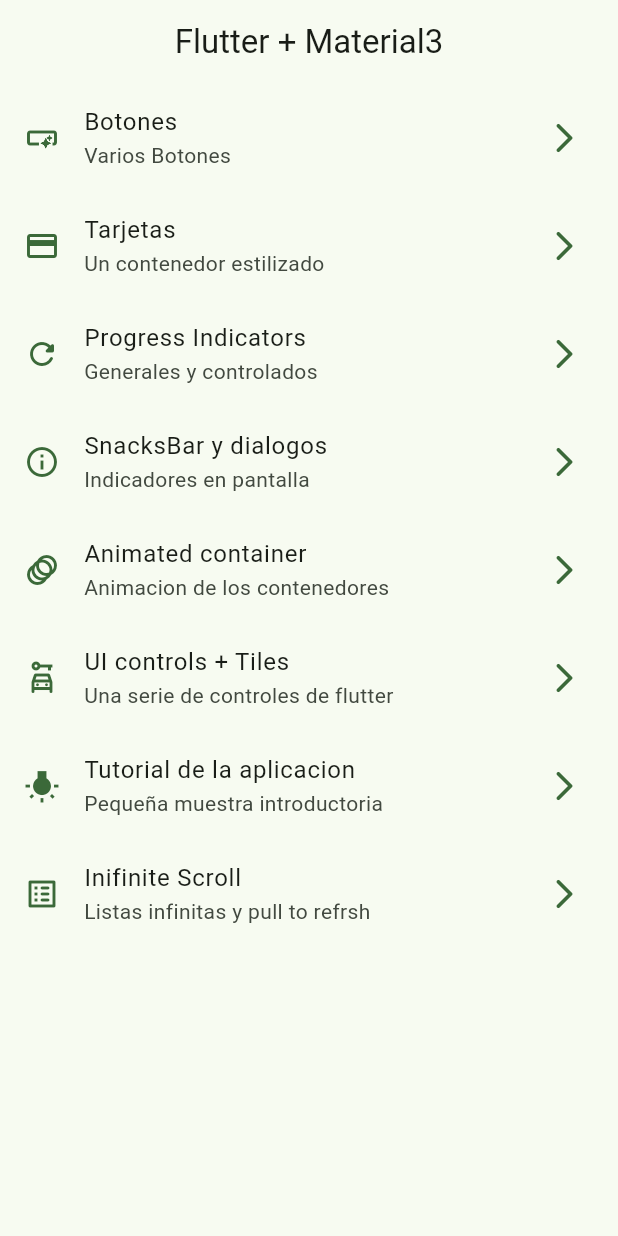
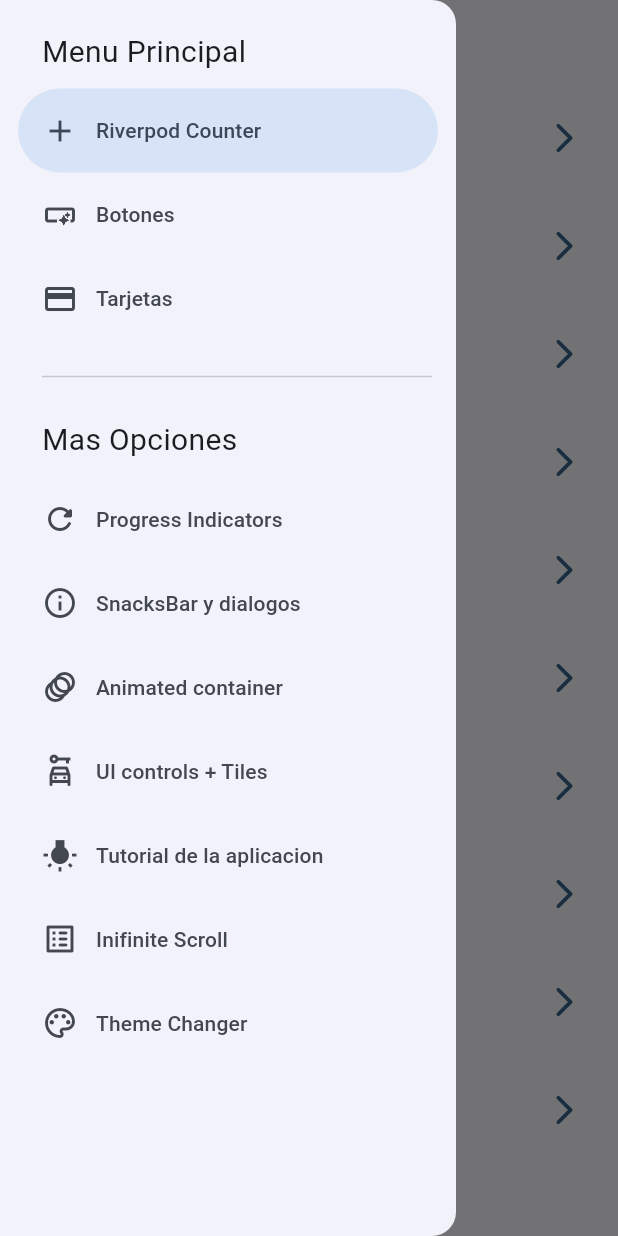
Before and after one commit to kvzon1984/curso-flutter, a Flutter app: the screen it shows after launch, with the side drawer open (before the commit the screen has no drawer), on a phone screen of 412 x 824 dp. Run offline on Flutter 3.47's test engine with Material 2 defaults, Android fonts, the phone set to English and light mode, and no system bars; our stand-ins replace animate_do, dio, flutter_riverpod, go_router, video_player.

Commit message:
Dark y corlors theme listos

```diff
--- a/widgets_app/lib/config/menu/menu_items.dart
+++ b/widgets_app/lib/config/menu/menu_items.dart
@@ -16,6 +16,12 @@ class MenuItem {
 }
 
 const appMenuItems = <MenuItem>[
+  MenuItem(
+    title: 'Riverpod Counter',
+    subTitle: 'Introduccion a riverpod',
+    link: '/counter-river',
+    icon: Icons.add
+  ),
   MenuItem(
     title: 'Botones',
     subTitle: 'Varios Botones',
@@ -64,4 +70,10 @@ const appMenuItems = <MenuItem>[
     link: '/infinite',
     icon: Icons.list_alt_rounded
   ),
+  MenuItem(
+    title: 'Theme Changer',
+    subTitle: 'Cambiar tema aplicacion',
+    link: '/theme_changer',
+    icon: Icons.color_lens_outlined
+  ),
 ];
--- a/widgets_app/lib/config/router/app_router.dart
+++ b/widgets_app/lib/config/router/app_router.dart
@@ -50,5 +50,15 @@ final appRouter = GoRouter(
       path: '/ui-controls',
       builder: (context, state) => const UiControlsScreen(),
     ),
+    GoRoute(
+      name: CounterScreen.name,
+      path: '/counter-river',
+      builder: (context, state) => const CounterScreen(),
+    ),
+    GoRoute(
+      name: ThemeChangerScreen.name,
+      path: '/theme_changer',
+      builder: (context, state) => const ThemeChangerScreen(),
+    ),
   ],
 );
--- a/widgets_app/lib/config/theme/app_theme.dart
+++ b/widgets_app/lib/config/theme/app_theme.dart
@@ -1,29 +1,36 @@
 import 'package:flutter/material.dart';
 
 const colorList = <Color>[
-  Colors.black,
-  Colors.white,
-  Colors.blueGrey,
   Colors.blue,
-  Colors.amber,
-  Colors.red,
-  Colors.brown,
   Colors.teal,
   Colors.green,
+  Colors.red,
+  Colors.purple,
+  Colors.deepPurple,
+  Colors.orange,
+  Colors.pink,
+  Colors.pinkAccent,
+  Colors.blueGrey,
+  Colors.amber,
+  Colors.lightBlue,
+
 
 ];
 
 class AppTheme {
   final int selectedColor;
+  final bool isDarkMode;
 
   AppTheme({
-    this.selectedColor = 0
+    this.selectedColor = 0,
+    this.isDarkMode = false,
   }): assert(selectedColor >= 0, 'Selected color must be greater then 0'),
       assert(selectedColor < colorList.length,
         'Selected color must be less or equal than ${colorList.length - 1}');
 
   ThemeData getTheme() => ThemeData(
     useMaterial3: true,
+    brightness: isDarkMode ? Brightness.dark : Brightness.light,
     colorSchemeSeed: colorList[ selectedColor ],
     appBarTheme: const AppBarTheme(
       centerTitle: true,
--- a/widgets_app/lib/main.dart
+++ b/widgets_app/lib/main.dart
@@ -1,21 +1,33 @@
 import 'package:flutter/material.dart';
+import 'package:flutter_riverpod/flutter_riverpod.dart';
+import 'package:widgets_app/presentation/providers/theme_provider.dart';
 import 'config/theme/app_theme.dart';
 import 'package:widgets_app/config/router/app_router.dart';
 
 void main() {
-  runApp(const MainApp());
+  runApp(
+    const ProviderScope(
+      child: MainApp()
+    ));
 }
 
-class MainApp extends StatelessWidget {
+class MainApp extends ConsumerWidget {
   const MainApp({super.key});
 
   @override
-  Widget build(BuildContext context) {
+  Widget build(BuildContext context, WidgetRef ref) {
+
+    final selectedColor = ref.watch(selectedIndexColorProvider);
+    final isDarkMode = ref.watch(isDarkModeProvider);
+
     return MaterialApp.router(
       title: 'Flutter Widgets',
       routerConfig: appRouter,
       debugShowCheckedModeBanner: false,
-      theme: AppTheme(selectedColor: 8).getTheme(),
+      theme: AppTheme(
+        selectedColor: selectedColor,
+        isDarkMode: isDarkMode
+        ).getTheme(),
     );
   }
 }
--- /dev/null
+++ b/widgets_app/lib/presentation/providers/counter_provider.dart
@@ -0,0 +1,3 @@
+import 'package:flutter_riverpod/flutter_riverpod.dart';
+
+final counterProvider = StateProvider<int>((ref) => 5);
--- /dev/null
+++ b/widgets_app/lib/presentation/providers/theme_provider.dart
@@ -0,0 +1,10 @@
+
+import 'package:flutter_riverpod/flutter_riverpod.dart';
+import 'package:widgets_app/config/theme/app_theme.dart';
+
+// Listado de colores inmutables el Provider lo hace inmutable pero accedsible a los demas por el ref
+final colorListProvider = Provider((ref) => colorList);
+
+final StateProvider<bool> isDarkModeProvider = StateProvider<bool>((ref) => false);
+
+final selectedIndexColorProvider = StateProvider((ref) => 0);
--- a/widgets_app/lib/presentation/screens/home/home_screens.dart
+++ b/widgets_app/lib/presentation/screens/home/home_screens.dart
@@ -1,6 +1,7 @@
 import 'package:flutter/material.dart';
 import 'package:go_router/go_router.dart';
 import '../../../config/menu/menu_items.dart';
+import '../../widgets/drawer_menu.dart';
 
 class HomeScreens extends StatelessWidget {
 
@@ -10,11 +11,14 @@ class HomeScreens extends StatelessWidget {
 
   @override
   Widget build(BuildContext context) {
+    final scaffoldKey = GlobalKey<ScaffoldState>();
     return Scaffold(
+      key: scaffoldKey,
       appBar: AppBar(
         title: const Text('Flutter + Material3'),
       ),
       body: const _HomeView(),
+      drawer: DrewerMenu(scaffoldKey: scaffoldKey),
     );
   }
 }
--- a/widgets_app/lib/presentation/screens/screens.dart
+++ b/widgets_app/lib/presentation/screens/screens.dart
@@ -2,8 +2,10 @@ export 'package:widgets_app/presentation/screens/animated/animated_screen.dart';
 export 'package:widgets_app/presentation/screens/app_tutorial/app_tutorial_screen.dart';
 export 'package:widgets_app/presentation/screens/buttons/buttons_screen.dart';
 export 'package:widgets_app/presentation/screens/cards/cards_screen.dart';
+export 'package:widgets_app/presentation/screens/counter/counter_screen.dart';
 export 'package:widgets_app/presentation/screens/home/home_screens.dart';
 export 'package:widgets_app/presentation/screens/infinite_scroll/infinite_scroll_screen.dart';
 export 'package:widgets_app/presentation/screens/progress/progress_screen.dart';
 export 'package:widgets_app/presentation/screens/snackbar/snackbar_screen.dart';
+export 'package:widgets_app/presentation/screens/theme_changer/theme_changer_sceen.dart';
 export 'package:widgets_app/presentation/screens/ui_controls/ui_controls_screen.dart';
--- /dev/null
+++ b/widgets_app/lib/presentation/widgets/drawer_menu.dart
@@ -0,0 +1,67 @@
+import 'package:flutter/material.dart';
+import 'package:go_router/go_router.dart';
+import 'package:widgets_app/config/menu/menu_items.dart';
+
+class DrewerMenu extends StatefulWidget {
+
+  final GlobalKey<ScaffoldState> scaffoldKey;
+  const DrewerMenu({super.key, required this.scaffoldKey});
+
+  @override
+  State<DrewerMenu> createState() => _DrewerMenuState();
+}
+
+class _DrewerMenuState extends State<DrewerMenu> {
+  int navDrawerIndex = 0;
+
+  @override
+  Widget build(BuildContext context) {
+    final hasNotch = MediaQuery.of(context).viewPadding.top > 35;
+
+    return NavigationDrawer(
+      selectedIndex: navDrawerIndex,
+      onDestinationSelected: (value) {
+        setState(() {
+          navDrawerIndex = value;
+        });
+
+        final menuItem = appMenuItems[value];
+
+        context.push( menuItem.link );
+
+        widget.scaffoldKey.currentState?.closeDrawer(); // Cerrar el Drawer
+
+      },
+      children: [
+        Padding(
+          padding: EdgeInsets.fromLTRB(28, hasNotch ? 5 : 20, 26, 10),
+          child: const Text('Menu Principal', style: TextStyle(fontSize: 20),),
+        ),
+
+        ...appMenuItems
+          .sublist(0,3)
+          .map((item) => NavigationDrawerDestination(
+            icon: Icon(item.icon),
+            label: Text(item.title)
+          ),
+        ),
+        const Padding(
+          padding: EdgeInsets.fromLTRB(28, 16, 16, 10),
+          child: Divider(),
+        ),
+
+        const Padding(
+          padding: EdgeInsets.fromLTRB(28, 10, 26, 10),
+          child: Text('Mas Opciones', style: TextStyle(fontSize: 20),),
+        ),
+        ...appMenuItems
+          .sublist(3)
+          .map((item) => NavigationDrawerDestination(
+            icon: Icon(item.icon),
+            label: Text(item.title)
+          ),
+        ),
+      ],
+    );
+  }
+}
--- a/widgets_app/pubspec.yaml
+++ b/widgets_app/pubspec.yaml
@@ -10,6 +10,7 @@ dependencies:
   animate_do: ^3.0.2
   flutter:
     sdk: flutter
+  flutter_riverpod: ^2.3.6
   go_router: ^9.1.0
 
 dev_dependencies:
```
Also changed, not shown: widgets_app/lib/presentation/screens/counter/counter_screen.dart (added, +75 -0 lines), widgets_app/lib/presentation/screens/theme_changer/theme_changer_sceen.dart (added, +64 -0 lines), widgets_app/pubspec.lock.
